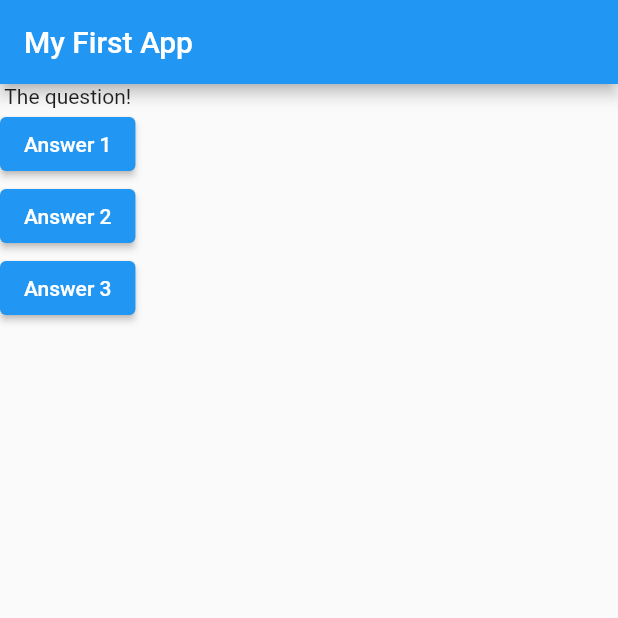
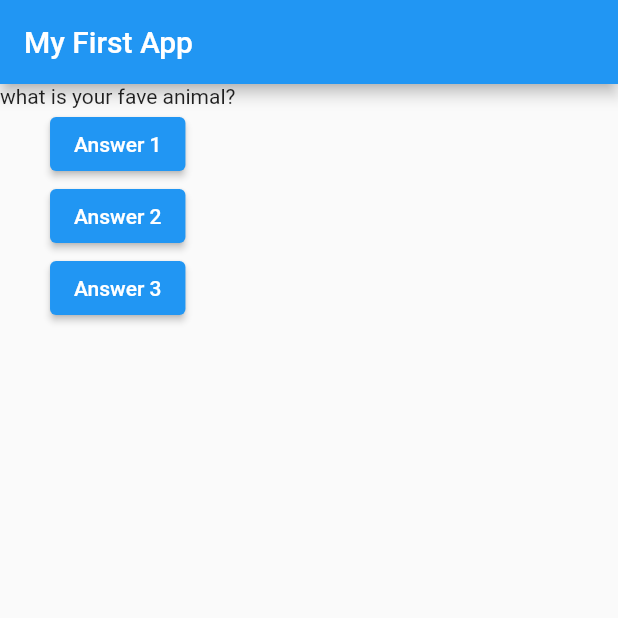
Before and after one commit to JunZhao20/Learning_Dart_Flutter-QUIZ_APP, a Flutter app: the screen it shows after launch, after a tap on "Answer 1", on a phone screen of 412 x 824 dp, the top half of it. Run offline on Flutter 3.47's test engine with Material 2 defaults, Android fonts, the phone set to English and light mode, and no system bars.

```diff
--- a/lib/main.dart
+++ b/lib/main.dart
@@ -4,14 +4,28 @@ void main() {
   runApp(MyApp());
 }
 
-class MyApp extends StatelessWidget {
+class MyApp extends StatefulWidget {
+  @override
+  State<StatefulWidget> createState() {
+    // TODO: implement createState
+    return MyAppState();
+  }
+}
+
+class MyAppState extends State<MyApp> {
+  var questionIndex = 0;
+
   void answerQuestion() {
-    print('Answer chose!');
+    setState(() {
+      questionIndex = questionIndex + 1;
+    });
+
+    print(questionIndex);
   }
 
+  var questions = ['whats your fave colour?', 'what is your fave animal?'];
   @override
   Widget build(BuildContext context) {
-    var questions = ['what\'s your fave colour', 'what\'s your fave animal'];
     return MaterialApp(
       home: Scaffold(
         appBar: AppBar(
@@ -19,7 +33,7 @@ class MyApp extends StatelessWidget {
         ),
         body: Column(
           children: [
-            const Text('The question!'),
+            Text(questions[questionIndex]),
             ElevatedButton(
               onPressed: answerQuestion,
               child: const Text('Answer 1'),
```
